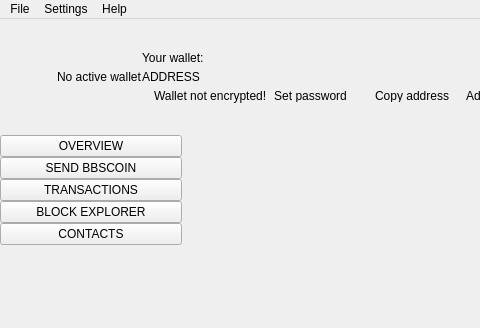
altcnews/Nirvana-Wallet, file src/Gui/MainWindow/MainWindow.ui: the form before one commit; both pictures show x 0 to 480 and y 0 to 328 of the 1273 by 824 pixel window.
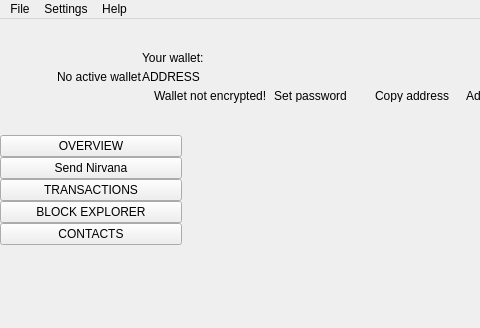
The form after the commit. Icons and pictures are not drawn. Custom widgets are drawn as their Qt base class.

Diff of the .ui file:
```diff
--- a/src/Gui/MainWindow/MainWindow.ui
+++ b/src/Gui/MainWindow/MainWindow.ui
@@ -620,7 +620,7 @@
             <enum>Qt::NoFocus</enum>
            </property>
            <property name="text">
-            <string>SEND BBSCOIN</string>
+            <string>Send Nirvana</string>
            </property>
            <property name="checkable">
             <bool>true</bool>
```
Left out of the diff: 10 changed lines with no effect on the pictures.
